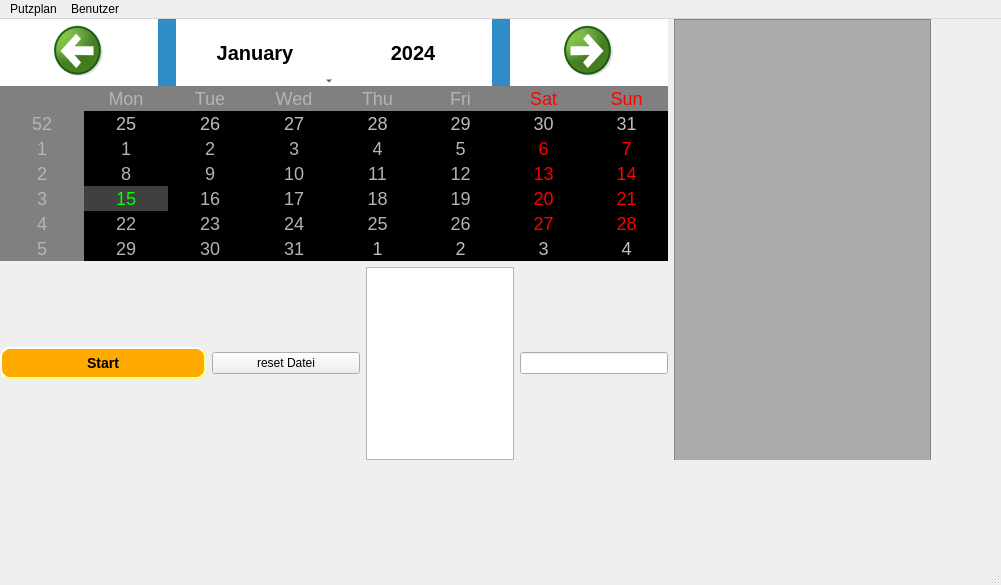
Dirkoonk/OrgaNicer, file OrgaNicer/organicer.ui: the form before one commit.
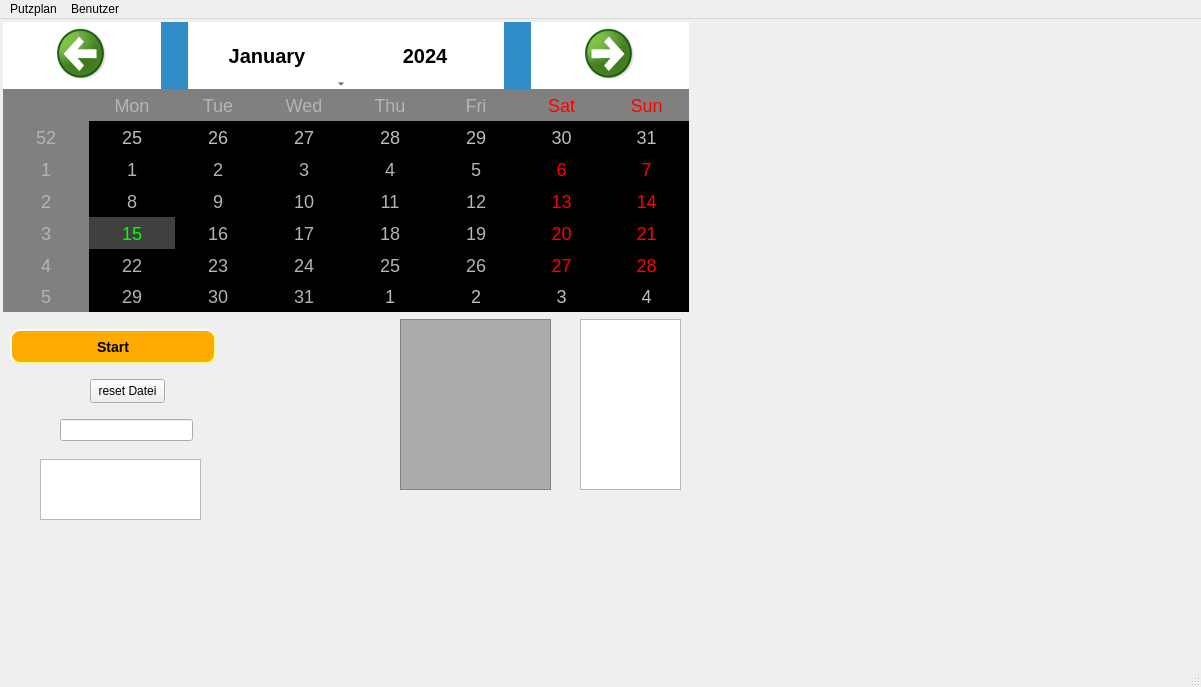
The form after the commit.

Commit message: Aktuallisierung am Anfang

```diff
--- a/OrgaNicer/organicer.ui
+++ b/OrgaNicer/organicer.ui
@@ -6,8 +6,8 @@
    <rect>
     <x>0</x>
     <y>0</y>
-    <width>1001</width>
-    <height>585</height>
+    <width>1201</width>
+    <height>687</height>
    </rect>
   </property>
   <property name="windowTitle">
@@ -29,22 +29,46 @@
    <property name="autoFillBackground">
     <bool>true</bool>
    </property>
-   <widget class="QWidget" name="horizontalLayoutWidget_2">
+   <widget class="QListWidget" name="listWidget">
     <property name="geometry">
      <rect>
-      <x>0</x>
-      <y>0</y>
-      <width>931</width>
-      <height>441</height>
+      <x>580</x>
+      <y>300</y>
+      <width>101</width>
+      <height>171</height>
      </rect>
     </property>
-    <layout class="QHBoxLayout" name="horizontalLayout_2" stretch="0,0">
-     <item>
-      <layout class="QVBoxLayout" name="verticalLayout">
-       <item>
-        <layout class="QVBoxLayout" name="verticalLayout_2">
-         <item>
+   </widget>
+   <widget class="QListWidget" name="AListe">
+    <property name="geometry">
+     <rect>
+      <x>400</x>
+      <y>300</y>
+      <width>151</width>
+      <height>171</height>
+     </rect>
+    </property>
+    <property name="minimumSize">
+     <size>
+      <width>10</width>
+      <height>10</height>
+     </size>
+    </property>
+    <property name="styleSheet">
+     <string notr="true">QListWidget {
+    background-color: rgb(171, 171, 171);
+}</string>
+    </property>
+   </widget>
           <widget class="QCalendarWidget" name="calendarWidget">
+    <property name="geometry">
+     <rect>
+      <x>3</x>
+      <y>3</y>
+      <width>686</width>
+      <height>290</height>
+     </rect>
+    </property>
            <property name="styleSheet">
             <string notr="true">QCalendarWidget QToolButton{
 
@@ -72,11 +96,25 @@
 }</string>
            </property>
           </widget>
-         </item>
-         <item>
-          <layout class="QHBoxLayout" name="horizontalLayout" stretch="1,1,1,1">
-           <item>
+   <widget class="QLineEdit" name="lineEdit">
+    <property name="geometry">
+     <rect>
+      <x>60</x>
+      <y>400</y>
+      <width>133</width>
+      <height>22</height>
+     </rect>
+    </property>
+   </widget>
             <widget class="QPushButton" name="Start">
+    <property name="geometry">
+     <rect>
+      <x>10</x>
+      <y>310</y>
+      <width>206</width>
+      <height>35</height>
+     </rect>
+    </property>
              <property name="minimumSize">
               <size>
                <width>206</width>
@@ -103,50 +141,36 @@
               <string>Start</string>
              </property>
             </widget>
-           </item>
-           <item>
+   <widget class="QTextBrowser" name="textBrowser">
+    <property name="geometry">
+     <rect>
+      <x>40</x>
+      <y>440</y>
+      <width>161</width>
+      <height>61</height>
+     </rect>
+    </property>
+   </widget>
             <widget class="QPushButton" name="pushButton_2">
+    <property name="geometry">
+     <rect>
+      <x>90</x>
+      <y>360</y>
+      <width>75</width>
+      <height>24</height>
+     </rect>
+    </property>
              <property name="text">
               <string>reset Datei</string>
              </property>
             </widget>
-           </item>
-           <item>
-            <widget class="QTextBrowser" name="textBrowser"/>
-           </item>
-           <item>
-            <widget class="QLineEdit" name="lineEdit"/>
-           </item>
-          </layout>
-         </item>
-        </layout>
-       </item>
-      </layout>
-     </item>
-     <item>
-      <widget class="QListWidget" name="AListe">
-       <property name="minimumSize">
-        <size>
-         <width>180</width>
-         <height>452</height>
-        </size>
-       </property>
-       <property name="styleSheet">
-        <string notr="true">QListWidget {
-    background-color: rgb(171, 171, 171);
-}</string>
-       </property>
-      </widget>
-     </item>
-    </layout>
-   </widget>
   </widget>
   <widget class="QMenuBar" name="menubar">
    <property name="geometry">
     <rect>
      <x>0</x>
      <y>0</y>
-     <width>1001</width>
+     <width>1201</width>
      <height>22</height>
     </rect>
    </property>
```
Lines whose indentation alone changed are shown as unchanged. The commit also changes 1 other file.
